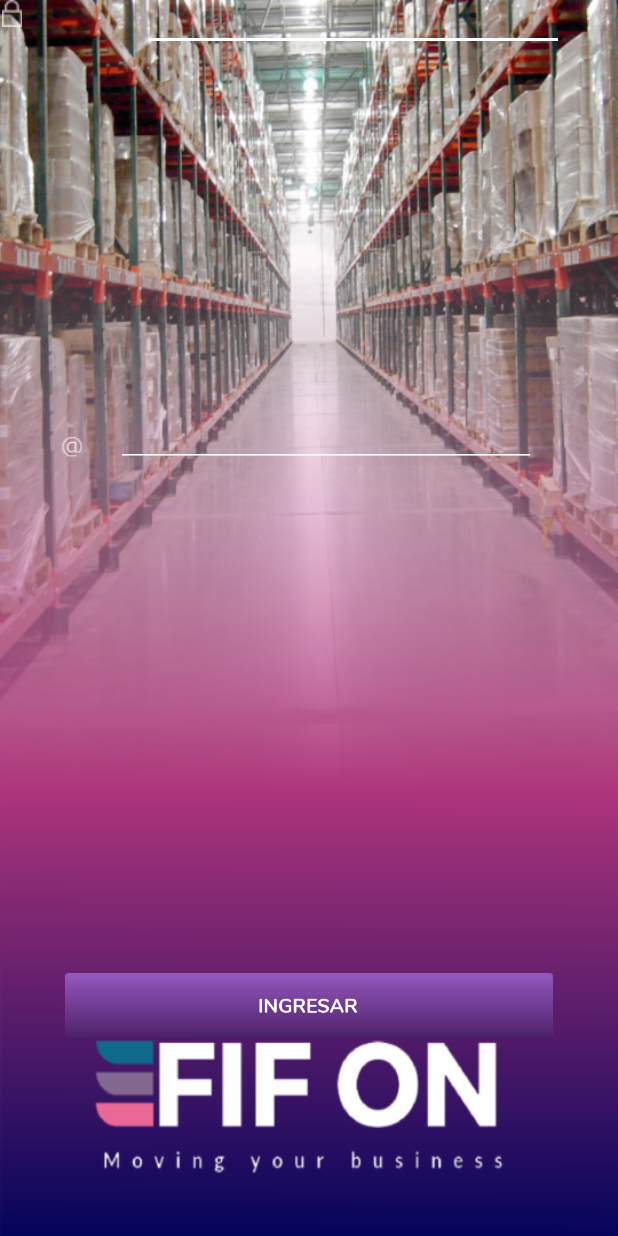
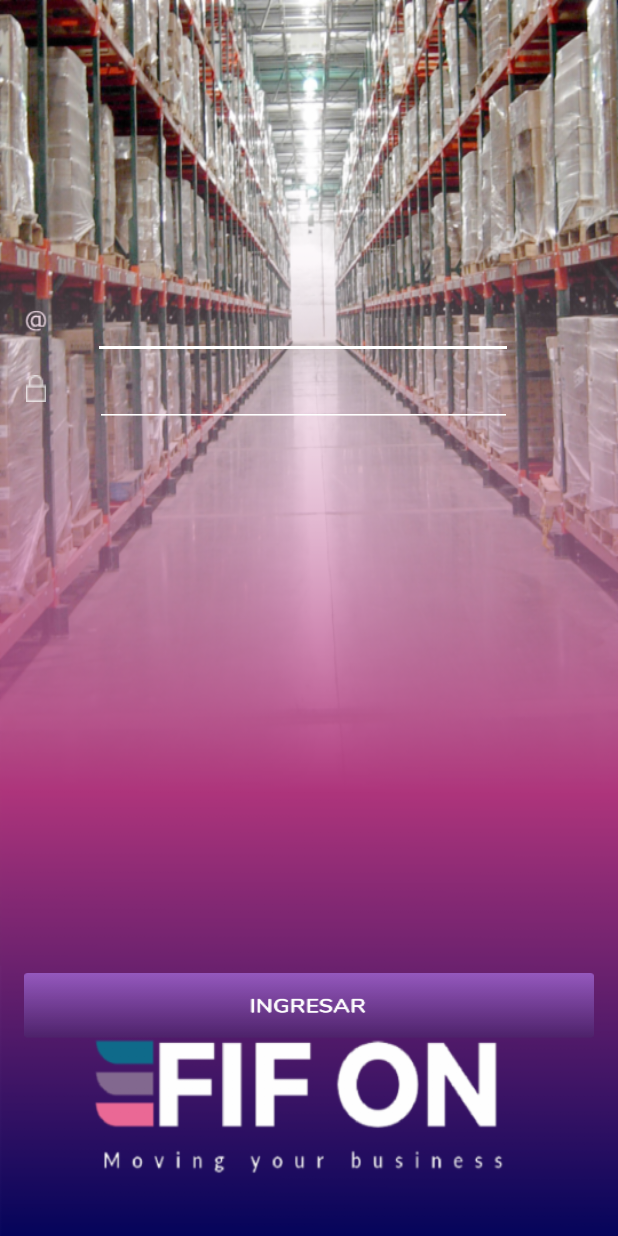
Before and after one commit to jonathanavila03/Fifo_on, an Android app: the screen it shows after launch (LoginActivity), on a phone screen of 412 x 824 dp. Run offline under Robolectric (Android 15) with nearby library versions, the phone set to English and light mode, and no system bars; our stand-ins replace Volley; 2 statements that could not run were skipped.

Commit message:
Modificacion Layout Login
asd

```diff
--- a/app/src/main/res/layout/activity_login.xml
+++ b/app/src/main/res/layout/activity_login.xml
@@ -7,29 +7,14 @@
     android:background="@drawable/backgroundlogin"
     tools:context=".LoginActivity">
 
-    <EditText
-        android:id="@+id/password"
-        android:layout_width="280dp"
-        android:layout_height="34dp"
-        android:layout_marginEnd="36dp"
-        android:backgroundTint="@android:color/background_light"
-        android:ems="10"
-        android:fontFamily="@font/ubuntulight"
-        android:importantForAutofill="no"
-        android:inputType="textPassword"
-        android:textColor="@android:color/background_light"
-        app:layout_constraintEnd_toEndOf="parent"
-        tools:layout_editor_absoluteY="318dp"
-        tools:text="Contraseña" />
-
-    <ImageView
+    <Button
         android:id="@+id/login"
         android:layout_width="match_parent"
         android:layout_height="43dp"
+        android:layout_marginStart="16dp"
+        android:layout_marginEnd="16dp"
         android:layout_marginBottom="132dp"
-        android:layout_marginEnd="16dp"
-        android:layout_marginStart="16dp"
-        android:src="@drawable/button_ingresar"
+        android:background="@drawable/button_ingresar"
         app:layout_constraintBottom_toBottomOf="parent"
         app:layout_constraintEnd_toEndOf="parent"
         app:layout_constraintStart_toStartOf="parent" />
@@ -38,26 +23,47 @@
         android:id="@+id/username"
         android:layout_width="280dp"
         android:layout_height="39dp"
+        android:layout_marginStart="8dp"
+        android:layout_marginTop="200dp"
         android:layout_marginEnd="16dp"
-        android:layout_marginStart="8dp"
-        android:layout_marginTop="272dp"
         android:autofillHints="Usuario"
         android:backgroundTint="@android:color/background_light"
         android:fontFamily="@font/ubuntulight"
         android:inputType="textPersonName"
         android:textColor="@android:color/background_light"
         app:layout_constraintEnd_toEndOf="parent"
-        app:layout_constraintHorizontal_bias="0.25"
+        app:layout_constraintHorizontal_bias="0.5"
         app:layout_constraintStart_toEndOf="@+id/imageView2"
+        app:layout_constraintStart_toStartOf="parent"
         app:layout_constraintTop_toTopOf="parent"
         tools:text="Usuario" />
+
+    <EditText
+        android:id="@+id/password"
+        android:layout_width="278dp"
+        android:layout_height="37dp"
+        android:layout_marginStart="8dp"
+        android:layout_marginTop="8dp"
+        android:layout_marginEnd="16dp"
+        android:backgroundTint="@android:color/background_light"
+        android:ems="10"
+        android:fontFamily="@font/ubuntulight"
+        android:importantForAutofill="no"
+        android:inputType="textPassword"
+        android:textColor="@android:color/background_light"
+        app:layout_constraintEnd_toEndOf="parent"
+        app:layout_constraintHorizontal_bias="0.5"
+        app:layout_constraintStart_toEndOf="@+id/imageView3"
+        app:layout_constraintStart_toStartOf="parent"
+        app:layout_constraintTop_toBottomOf="@+id/username"
+        tools:text="Contraseña" />
 
     <ImageView
         android:id="@+id/imageView2"
         android:layout_width="16dp"
         android:layout_height="26dp"
-        android:layout_marginStart="40dp"
-        android:layout_marginTop="284dp"
+        android:layout_marginStart="16dp"
+        android:layout_marginTop="200dp"
         app:layout_constraintStart_toStartOf="parent"
         app:layout_constraintTop_toTopOf="parent"
         app:srcCompat="@drawable/arrobauser" />
@@ -66,9 +72,11 @@
         android:id="@+id/imageView3"
         android:layout_width="16dp"
         android:layout_height="18dp"
-        app:srcCompat="@drawable/candadouser"
-        tools:layout_editor_absoluteX="40dp"
-        tools:layout_editor_absoluteY="322dp" />
+        android:layout_marginStart="16dp"
+        android:layout_marginTop="24dp"
+        app:layout_constraintStart_toStartOf="parent"
+        app:layout_constraintTop_toBottomOf="@+id/imageView2"
+        app:srcCompat="@drawable/candadouser" />
 
 
 </android.support.constraint.ConstraintLayout>
```
